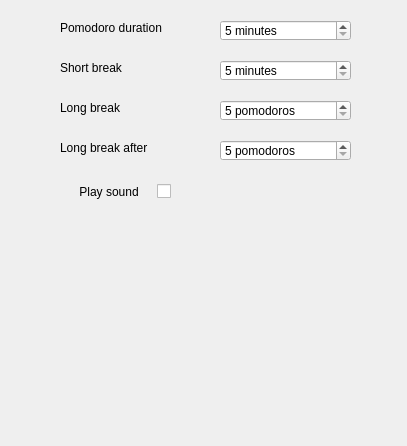
First picture: the form in src/gui/ui/settings.ui, repository ravenvz/SprintTimer, before the edit.
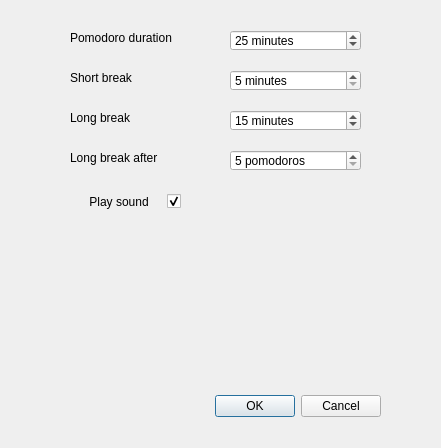
Second picture: the form after the edit. Icons and pictures are not drawn.

Commit message: Settings window now opens when button clicked

The edit to the form file:
```diff
--- a/src/gui/ui/settings.ui
+++ b/src/gui/ui/settings.ui
@@ -1,21 +1,15 @@
 <?xml version="1.0" encoding="UTF-8"?>
 <ui version="4.0">
- <class>Form</class>
- <widget class="QWidget" name="Form">
+ <class>SettingsDialog</class>
+ <widget class="QDialog" name="SettingsDialog">
   <property name="geometry">
    <rect>
     <x>0</x>
     <y>0</y>
-    <width>407</width>
-    <height>446</height>
+    <width>441</width>
+    <height>448</height>
    </rect>
   </property>
-  <property name="sizePolicy">
-   <sizepolicy hsizetype="Fixed" vsizetype="Fixed">
-    <horstretch>0</horstretch>
-    <verstretch>0</verstretch>
-   </sizepolicy>
-  </property>
   <property name="windowTitle">
    <string>Settings</string>
   </property>
@@ -23,11 +17,27 @@
    <iconset resource="../../../resources/resources.qrc">
     <normaloff>:/icons/config.ico</normaloff>:/icons/config.ico</iconset>
   </property>
+  <widget class="QDialogButtonBox" name="buttonBox">
+   <property name="geometry">
+    <rect>
+     <x>40</x>
+     <y>390</y>
+     <width>341</width>
+     <height>32</height>
+    </rect>
+   </property>
+   <property name="orientation">
+    <enum>Qt::Horizontal</enum>
+   </property>
+   <property name="standardButtons">
+    <set>QDialogButtonBox::Cancel|QDialogButtonBox::Ok</set>
+   </property>
+  </widget>
   <widget class="QLabel" name="label">
    <property name="geometry">
     <rect>
-     <x>60</x>
-     <y>20</y>
+     <x>70</x>
+     <y>30</y>
      <width>131</width>
      <height>16</height>
     </rect>
@@ -36,51 +46,12 @@
     <string>Pomodoro duration</string>
    </property>
   </widget>
-  <widget class="QLabel" name="label_2">
+  <widget class="QSpinBox" name="spBxShortDuration">
    <property name="geometry">
     <rect>
-     <x>60</x>
-     <y>60</y>
+     <x>230</x>
+     <y>70</y>
      <width>131</width>
-     <height>16</height>
-    </rect>
-   </property>
-   <property name="text">
-    <string>Short break</string>
-   </property>
-  </widget>
-  <widget class="QLabel" name="label_3">
-   <property name="geometry">
-    <rect>
-     <x>60</x>
-     <y>100</y>
-     <width>131</width>
-     <height>16</height>
-    </rect>
-   </property>
-   <property name="text">
-    <string>Long break</string>
-   </property>
-  </widget>
-  <widget class="QLabel" name="label_4">
-   <property name="geometry">
-    <rect>
-     <x>60</x>
-     <y>140</y>
-     <width>131</width>
-     <height>16</height>
-    </rect>
-   </property>
-   <property name="text">
-    <string>Long break after</string>
-   </property>
-  </widget>
-  <widget class="QSpinBox" name="spBxPomodoroDuration">
-   <property name="geometry">
-    <rect>
-     <x>220</x>
-     <y>20</y>
-     <width>131</width>
      <height>21</height>
     </rect>
    </property>
@@ -103,95 +74,11 @@
     <number>120</number>
    </property>
   </widget>
-  <widget class="QSpinBox" name="spBxPomodoroDuration_2">
+  <widget class="QCheckBox" name="chBxPlaySound">
    <property name="geometry">
     <rect>
-     <x>220</x>
-     <y>60</y>
-     <width>131</width>
-     <height>21</height>
-    </rect>
-   </property>
-   <property name="accessibleName">
-    <string/>
-   </property>
-   <property name="accessibleDescription">
-    <string/>
-   </property>
-   <property name="specialValueText">
-    <string/>
-   </property>
-   <property name="suffix">
-    <string> minutes</string>
-   </property>
-   <property name="minimum">
-    <number>5</number>
-   </property>
-   <property name="maximum">
-    <number>120</number>
-   </property>
-  </widget>
-  <widget class="QSpinBox" name="spBxPomodoroDuration_3">
-   <property name="geometry">
-    <rect>
-     <x>220</x>
-     <y>100</y>
-     <width>131</width>
-     <height>21</height>
-    </rect>
-   </property>
-   <property name="accessibleName">
-    <string/>
-   </property>
-   <property name="accessibleDescription">
-    <string/>
-   </property>
-   <property name="specialValueText">
-    <string/>
-   </property>
-   <property name="suffix">
-    <string> pomodoros</string>
-   </property>
-   <property name="minimum">
-    <number>5</number>
-   </property>
-   <property name="maximum">
-    <number>120</number>
-   </property>
-  </widget>
-  <widget class="QSpinBox" name="spBxPomodoroDuration_4">
-   <property name="geometry">
-    <rect>
-     <x>220</x>
-     <y>140</y>
-     <width>131</width>
-     <height>21</height>
-    </rect>
-   </property>
-   <property name="accessibleName">
-    <string/>
-   </property>
-   <property name="accessibleDescription">
-    <string/>
-   </property>
-   <property name="specialValueText">
-    <string/>
-   </property>
-   <property name="suffix">
-    <string> pomodoros</string>
-   </property>
-   <property name="minimum">
-    <number>5</number>
-   </property>
-   <property name="maximum">
-    <number>120</number>
-   </property>
-  </widget>
-  <widget class="QCheckBox" name="checkBox">
-   <property name="geometry">
-    <rect>
-     <x>40</x>
-     <y>180</y>
+     <x>50</x>
+     <y>190</y>
      <width>131</width>
      <height>23</height>
     </rect>
@@ -202,6 +89,138 @@
    <property name="text">
     <string>Play sound    </string>
    </property>
+   <property name="checked">
+    <bool>true</bool>
+   </property>
+  </widget>
+  <widget class="QSpinBox" name="spBxPomodoroDuration">
+   <property name="geometry">
+    <rect>
+     <x>230</x>
+     <y>30</y>
+     <width>131</width>
+     <height>21</height>
+    </rect>
+   </property>
+   <property name="accessibleName">
+    <string/>
+   </property>
+   <property name="accessibleDescription">
+    <string/>
+   </property>
+   <property name="specialValueText">
+    <string/>
+   </property>
+   <property name="suffix">
+    <string> minutes</string>
+   </property>
+   <property name="minimum">
+    <number>5</number>
+   </property>
+   <property name="maximum">
+    <number>120</number>
+   </property>
+   <property name="value">
+    <number>25</number>
+   </property>
+  </widget>
+  <widget class="QLabel" name="label_4">
+   <property name="geometry">
+    <rect>
+     <x>70</x>
+     <y>150</y>
+     <width>131</width>
+     <height>16</height>
+    </rect>
+   </property>
+   <property name="text">
+    <string>Long break after</string>
+   </property>
+  </widget>
+  <widget class="QSpinBox" name="spBxLongBreakAfter">
+   <property name="geometry">
+    <rect>
+     <x>230</x>
+     <y>150</y>
+     <width>131</width>
+     <height>21</height>
+    </rect>
+   </property>
+   <property name="accessibleName">
+    <string/>
+   </property>
+   <property name="accessibleDescription">
+    <string/>
+   </property>
+   <property name="specialValueText">
+    <string/>
+   </property>
+   <property name="suffix">
+    <string> pomodoros</string>
+   </property>
+   <property name="minimum">
+    <number>5</number>
+   </property>
+   <property name="maximum">
+    <number>120</number>
+   </property>
+  </widget>
+  <widget class="QSpinBox" name="spBxLongDuration">
+   <property name="geometry">
+    <rect>
+     <x>230</x>
+     <y>110</y>
+     <width>131</width>
+     <height>21</height>
+    </rect>
+   </property>
+   <property name="accessibleName">
+    <string/>
+   </property>
+   <property name="accessibleDescription">
+    <string/>
+   </property>
+   <property name="specialValueText">
+    <string/>
+   </property>
+   <property name="suffix">
+    <string> minutes</string>
+   </property>
+   <property name="minimum">
+    <number>5</number>
+   </property>
+   <property name="maximum">
+    <number>120</number>
+   </property>
+   <property name="value">
+    <number>15</number>
+   </property>
+  </widget>
+  <widget class="QLabel" name="label_2">
+   <property name="geometry">
+    <rect>
+     <x>70</x>
+     <y>70</y>
+     <width>131</width>
+     <height>16</height>
+    </rect>
+   </property>
+   <property name="text">
+    <string>Short break</string>
+   </property>
+  </widget>
+  <widget class="QLabel" name="label_3">
+   <property name="geometry">
+    <rect>
+     <x>70</x>
+     <y>110</y>
+     <width>131</width>
+     <height>16</height>
+    </rect>
+   </property>
+   <property name="text">
+    <string>Long break</string>
+   </property>
   </widget>
  </widget>
  <resources>
```
Left out of the diff: 35 changed lines with no effect on the pictures. The commit also changes 6 other files.
